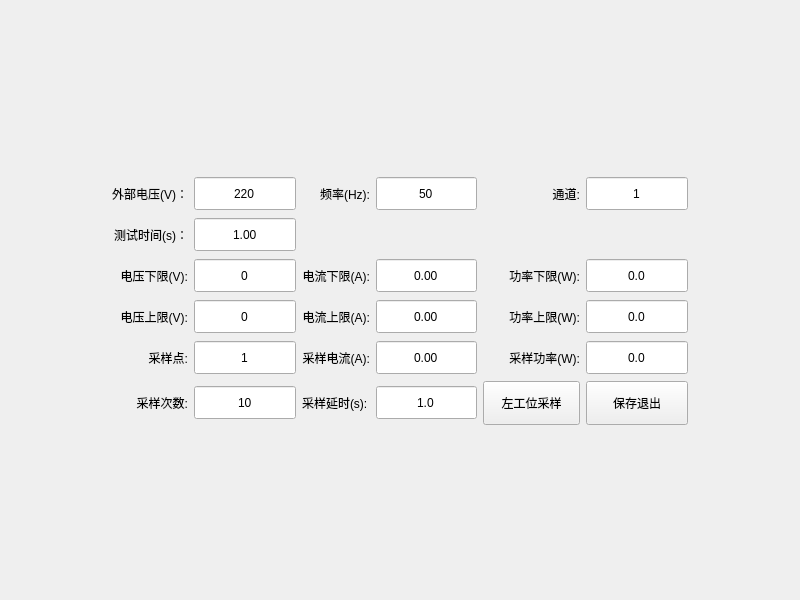
Before: the Qt Designer form PageLck.ui in bloglink/aip-tester, drawn with Qt 5.
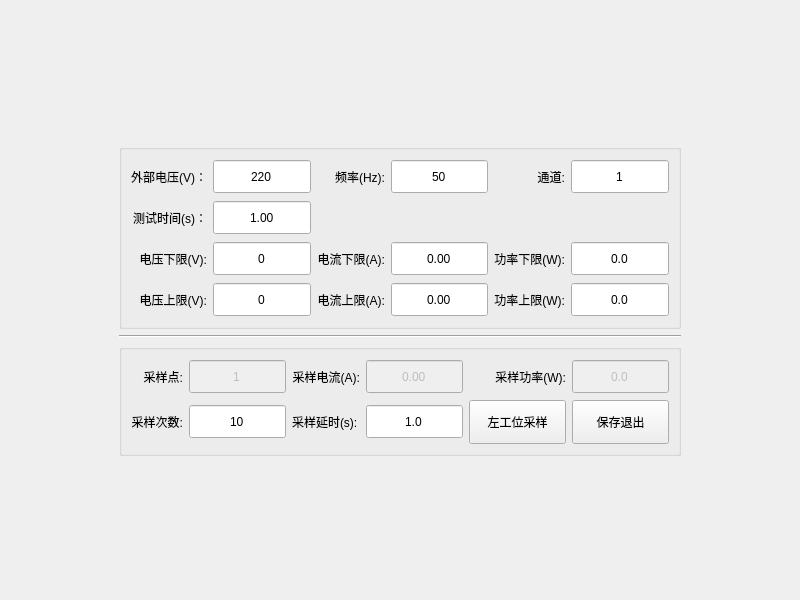
After: the same form once the commit is applied.

The edit to the form file:
```diff
--- a/PageLck.ui
+++ b/PageLck.ui
@@ -14,20 +14,7 @@
    <string>Form</string>
   </property>
   <layout class="QGridLayout" name="gridLayout">
-   <item row="0" column="1" colspan="6">
-    <spacer name="verticalSpacer">
-     <property name="orientation">
-      <enum>Qt::Vertical</enum>
-     </property>
-     <property name="sizeHint" stdset="0">
-      <size>
-       <width>551</width>
-       <height>111</height>
-      </size>
-     </property>
-    </spacer>
-   </item>
-   <item row="8" column="1" colspan="6">
+   <item row="5" column="1" colspan="2">
     <spacer name="verticalSpacer_2">
      <property name="orientation">
       <enum>Qt::Vertical</enum>
@@ -40,207 +27,13 @@
      </property>
     </spacer>
    </item>
-   <item row="1" column="5">
-    <widget class="QLabel" name="label_grade_9">
-     <property name="text">
-      <string>通道:</string>
+   <item row="2" column="1" colspan="2">
+    <widget class="QGroupBox" name="groupBox_2">
+     <property name="title">
+      <string/>
      </property>
-     <property name="alignment">
-      <set>Qt::AlignRight|Qt::AlignTrailing|Qt::AlignVCenter</set>
-     </property>
-    </widget>
-   </item>
-   <item row="6" column="1">
-    <widget class="QLabel" name="label_cycle">
-     <property name="text">
-      <string>采样点:</string>
-     </property>
-     <property name="alignment">
-      <set>Qt::AlignRight|Qt::AlignTrailing|Qt::AlignVCenter</set>
-     </property>
-    </widget>
-   </item>
-   <item row="1" column="4">
-    <widget class="QDoubleSpinBox" name="doubleSpinBox">
-     <property name="minimumSize">
-      <size>
-       <width>97</width>
-       <height>35</height>
-      </size>
-     </property>
-     <property name="focusPolicy">
-      <enum>Qt::ClickFocus</enum>
-     </property>
-     <property name="alignment">
-      <set>Qt::AlignCenter</set>
-     </property>
-     <property name="buttonSymbols">
-      <enum>QAbstractSpinBox::NoButtons</enum>
-     </property>
-     <property name="decimals">
-      <number>0</number>
-     </property>
-     <property name="minimum">
-      <double>50.000000000000000</double>
-     </property>
-     <property name="value">
-      <double>50.000000000000000</double>
-     </property>
-    </widget>
-   </item>
-   <item row="6" column="5">
-    <widget class="QLabel" name="label_pwr">
-     <property name="text">
-      <string>采样功率(W):</string>
-     </property>
-     <property name="alignment">
-      <set>Qt::AlignRight|Qt::AlignTrailing|Qt::AlignVCenter</set>
-     </property>
-    </widget>
-   </item>
-   <item row="6" column="4">
-    <widget class="QDoubleSpinBox" name="BoxCurr">
-     <property name="sizePolicy">
-      <sizepolicy hsizetype="Expanding" vsizetype="Fixed">
-       <horstretch>0</horstretch>
-       <verstretch>0</verstretch>
-      </sizepolicy>
-     </property>
-     <property name="minimumSize">
-      <size>
-       <width>97</width>
-       <height>35</height>
-      </size>
-     </property>
-     <property name="focusPolicy">
-      <enum>Qt::ClickFocus</enum>
-     </property>
-     <property name="alignment">
-      <set>Qt::AlignCenter</set>
-     </property>
-     <property name="buttonSymbols">
-      <enum>QAbstractSpinBox::NoButtons</enum>
-     </property>
-     <property name="decimals">
-      <number>2</number>
-     </property>
-     <property name="minimum">
-      <double>0.000000000000000</double>
-     </property>
-     <property name="maximum">
-      <double>5.000000000000000</double>
-     </property>
-    </widget>
-   </item>
-   <item row="1" column="6">
-    <widget class="QDoubleSpinBox" name="BoxGrade">
-     <property name="sizePolicy">
-      <sizepolicy hsizetype="Expanding" vsizetype="Fixed">
-       <horstretch>0</horstretch>
-       <verstretch>0</verstretch>
-      </sizepolicy>
-     </property>
-     <property name="minimumSize">
-      <size>
-       <width>97</width>
-       <height>35</height>
-      </size>
-     </property>
-     <property name="focusPolicy">
-      <enum>Qt::ClickFocus</enum>
-     </property>
-     <property name="alignment">
-      <set>Qt::AlignCenter</set>
-     </property>
-     <property name="buttonSymbols">
-      <enum>QAbstractSpinBox::NoButtons</enum>
-     </property>
-     <property name="decimals">
-      <number>0</number>
-     </property>
-     <property name="minimum">
-      <double>1.000000000000000</double>
-     </property>
-     <property name="maximum">
-      <double>6.000000000000000</double>
-     </property>
-    </widget>
-   </item>
-   <item row="6" column="6">
-    <widget class="QDoubleSpinBox" name="BoxPower">
-     <property name="sizePolicy">
-      <sizepolicy hsizetype="Expanding" vsizetype="Fixed">
-       <horstretch>0</horstretch>
-       <verstretch>0</verstretch>
-      </sizepolicy>
-     </property>
-     <property name="minimumSize">
-      <size>
-       <width>97</width>
-       <height>35</height>
-      </size>
-     </property>
-     <property name="focusPolicy">
-      <enum>Qt::ClickFocus</enum>
-     </property>
-     <property name="alignment">
-      <set>Qt::AlignCenter</set>
-     </property>
-     <property name="buttonSymbols">
-      <enum>QAbstractSpinBox::NoButtons</enum>
-     </property>
-     <property name="decimals">
-      <number>1</number>
-     </property>
-     <property name="minimum">
-      <double>0.000000000000000</double>
-     </property>
-     <property name="maximum">
-      <double>1275.000000000000000</double>
-     </property>
-     <property name="value">
-      <double>0.000000000000000</double>
-     </property>
-    </widget>
-   </item>
-   <item row="2" column="2">
-    <widget class="QDoubleSpinBox" name="BoxTime">
-     <property name="sizePolicy">
-      <sizepolicy hsizetype="Expanding" vsizetype="Fixed">
-       <horstretch>0</horstretch>
-       <verstretch>0</verstretch>
-      </sizepolicy>
-     </property>
-     <property name="minimumSize">
-      <size>
-       <width>97</width>
-       <height>35</height>
-      </size>
-     </property>
-     <property name="focusPolicy">
-      <enum>Qt::ClickFocus</enum>
-     </property>
-     <property name="alignment">
-      <set>Qt::AlignCenter</set>
-     </property>
-     <property name="buttonSymbols">
-      <enum>QAbstractSpinBox::NoButtons</enum>
-     </property>
-     <property name="decimals">
-      <number>2</number>
-     </property>
-     <property name="minimum">
-      <double>0.000000000000000</double>
-     </property>
-     <property name="maximum">
-      <double>2000.000000000000000</double>
-     </property>
-     <property name="value">
-      <double>1.000000000000000</double>
-     </property>
-    </widget>
-   </item>
-   <item row="1" column="1">
+     <layout class="QGridLayout" name="gridLayout_3">
+      <item row="0" column="0">
     <widget class="QLabel" name="label_grade_8">
      <property name="text">
       <string>外部电压(V)：</string>
@@ -250,61 +43,7 @@
      </property>
     </widget>
    </item>
-   <item row="6" column="3">
-    <widget class="QLabel" name="label_current">
-     <property name="text">
-      <string>采样电流(A):</string>
-     </property>
-     <property name="alignment">
-      <set>Qt::AlignRight|Qt::AlignTrailing|Qt::AlignVCenter</set>
-     </property>
-    </widget>
-   </item>
-   <item row="6" column="2">
-    <widget class="QDoubleSpinBox" name="BoxFreq">
-     <property name="sizePolicy">
-      <sizepolicy hsizetype="Expanding" vsizetype="Fixed">
-       <horstretch>0</horstretch>
-       <verstretch>0</verstretch>
-      </sizepolicy>
-     </property>
-     <property name="minimumSize">
-      <size>
-       <width>97</width>
-       <height>35</height>
-      </size>
-     </property>
-     <property name="focusPolicy">
-      <enum>Qt::ClickFocus</enum>
-     </property>
-     <property name="alignment">
-      <set>Qt::AlignCenter</set>
-     </property>
-     <property name="buttonSymbols">
-      <enum>QAbstractSpinBox::NoButtons</enum>
-     </property>
-     <property name="decimals">
-      <number>0</number>
-     </property>
-     <property name="value">
-      <double>1.000000000000000</double>
-     </property>
-    </widget>
-   </item>
-   <item row="7" column="6">
-    <widget class="QPushButton" name="BtnExit">
-     <property name="minimumSize">
-      <size>
-       <width>97</width>
-       <height>44</height>
-      </size>
-     </property>
-     <property name="text">
-      <string>保存退出</string>
-     </property>
-    </widget>
-   </item>
-   <item row="1" column="2">
+      <item row="0" column="1">
     <widget class="QDoubleSpinBox" name="BoxVolt">
      <property name="sizePolicy">
       <sizepolicy hsizetype="Expanding" vsizetype="Fixed">
@@ -341,7 +80,7 @@
      </property>
     </widget>
    </item>
-   <item row="1" column="3">
+      <item row="0" column="2">
     <widget class="QLabel" name="label_7">
      <property name="text">
       <string>频率(Hz):</string>
@@ -351,7 +90,79 @@
      </property>
     </widget>
    </item>
-   <item row="2" column="1">
+      <item row="0" column="3">
+       <widget class="QDoubleSpinBox" name="doubleSpinBox">
+        <property name="minimumSize">
+         <size>
+          <width>97</width>
+          <height>35</height>
+         </size>
+        </property>
+        <property name="focusPolicy">
+         <enum>Qt::ClickFocus</enum>
+        </property>
+        <property name="alignment">
+         <set>Qt::AlignCenter</set>
+        </property>
+        <property name="buttonSymbols">
+         <enum>QAbstractSpinBox::NoButtons</enum>
+        </property>
+        <property name="decimals">
+         <number>0</number>
+        </property>
+        <property name="minimum">
+         <double>50.000000000000000</double>
+        </property>
+        <property name="value">
+         <double>50.000000000000000</double>
+        </property>
+       </widget>
+      </item>
+      <item row="0" column="4">
+       <widget class="QLabel" name="label_grade_9">
+        <property name="text">
+         <string>通道:</string>
+        </property>
+        <property name="alignment">
+         <set>Qt::AlignRight|Qt::AlignTrailing|Qt::AlignVCenter</set>
+        </property>
+       </widget>
+      </item>
+      <item row="0" column="5">
+       <widget class="QDoubleSpinBox" name="BoxGrade">
+        <property name="sizePolicy">
+         <sizepolicy hsizetype="Expanding" vsizetype="Fixed">
+          <horstretch>0</horstretch>
+          <verstretch>0</verstretch>
+         </sizepolicy>
+        </property>
+        <property name="minimumSize">
+         <size>
+          <width>97</width>
+          <height>35</height>
+         </size>
+        </property>
+        <property name="focusPolicy">
+         <enum>Qt::ClickFocus</enum>
+        </property>
+        <property name="alignment">
+         <set>Qt::AlignCenter</set>
+        </property>
+        <property name="buttonSymbols">
+         <enum>QAbstractSpinBox::NoButtons</enum>
+        </property>
+        <property name="decimals">
+         <number>0</number>
+        </property>
+        <property name="minimum">
+         <double>1.000000000000000</double>
+        </property>
+        <property name="maximum">
+         <double>6.000000000000000</double>
+        </property>
+       </widget>
+      </item>
+      <item row="1" column="0">
     <widget class="QLabel" name="label_grade_10">
      <property name="text">
       <string>测试时间(s)：</string>
@@ -361,57 +172,14 @@
      </property>
     </widget>
    </item>
-   <item row="3" column="0">
-    <spacer name="horizontalSpacer">
-     <property name="orientation">
-      <enum>Qt::Horizontal</enum>
-     </property>
-     <property name="sizeHint" stdset="0">
-      <size>
-       <width>40</width>
-       <height>20</height>
-      </size>
-     </property>
-    </spacer>
-   </item>
-   <item row="3" column="7">
-    <spacer name="horizontalSpacer_2">
-     <property name="orientation">
-      <enum>Qt::Horizontal</enum>
-     </property>
-     <property name="sizeHint" stdset="0">
-      <size>
-       <width>40</width>
-       <height>20</height>
-      </size>
-     </property>
-    </spacer>
-   </item>
-   <item row="7" column="5">
-    <widget class="QPushButton" name="BtnSample">
-     <property name="minimumSize">
-      <size>
-       <width>97</width>
-       <height>44</height>
-      </size>
-     </property>
-     <property name="text">
-      <string>左工位采样</string>
-     </property>
-    </widget>
-   </item>
-   <item row="7" column="1">
-    <widget class="QLabel" name="label_8">
-     <property name="text">
-      <string>采样次数:</string>
-     </property>
-     <property name="alignment">
-      <set>Qt::AlignRight|Qt::AlignTrailing|Qt::AlignVCenter</set>
-     </property>
-    </widget>
-   </item>
-   <item row="7" column="2">
-    <widget class="QDoubleSpinBox" name="BoxSampleTimes">
+      <item row="1" column="1">
+       <widget class="QDoubleSpinBox" name="BoxTime">
+        <property name="sizePolicy">
+         <sizepolicy hsizetype="Expanding" vsizetype="Fixed">
+          <horstretch>0</horstretch>
+          <verstretch>0</verstretch>
+         </sizepolicy>
+        </property>
      <property name="minimumSize">
       <size>
        <width>97</width>
@@ -428,111 +196,20 @@
       <enum>QAbstractSpinBox::NoButtons</enum>
      </property>
      <property name="decimals">
-      <number>0</number>
+         <number>2</number>
      </property>
      <property name="minimum">
-      <double>10.000000000000000</double>
-     </property>
-     <property name="value">
-      <double>10.000000000000000</double>
-     </property>
-    </widget>
-   </item>
-   <item row="7" column="3">
-    <widget class="QLabel" name="label_9">
-     <property name="text">
-      <string>采样延时(s):</string>
-     </property>
-    </widget>
-   </item>
-   <item row="7" column="4">
-    <widget class="QDoubleSpinBox" name="BoxSampleDelay">
-     <property name="minimumSize">
-      <size>
-       <width>97</width>
-       <height>35</height>
-      </size>
-     </property>
-     <property name="focusPolicy">
-      <enum>Qt::ClickFocus</enum>
-     </property>
-     <property name="alignment">
-      <set>Qt::AlignCenter</set>
-     </property>
-     <property name="buttonSymbols">
-      <enum>QAbstractSpinBox::NoButtons</enum>
-     </property>
-     <property name="decimals">
-      <number>1</number>
+         <double>0.000000000000000</double>
+        </property>
+        <property name="maximum">
+         <double>2000.000000000000000</double>
      </property>
      <property name="value">
       <double>1.000000000000000</double>
      </property>
     </widget>
    </item>
-   <item row="3" column="2">
-    <widget class="QDoubleSpinBox" name="BoxVoltMin">
-     <property name="sizePolicy">
-      <sizepolicy hsizetype="Expanding" vsizetype="Fixed">
-       <horstretch>0</horstretch>
-       <verstretch>0</verstretch>
-      </sizepolicy>
-     </property>
-     <property name="minimumSize">
-      <size>
-       <width>97</width>
-       <height>35</height>
-      </size>
-     </property>
-     <property name="focusPolicy">
-      <enum>Qt::ClickFocus</enum>
-     </property>
-     <property name="alignment">
-      <set>Qt::AlignCenter</set>
-     </property>
-     <property name="buttonSymbols">
-      <enum>QAbstractSpinBox::NoButtons</enum>
-     </property>
-     <property name="decimals">
-      <number>0</number>
-     </property>
-     <property name="maximum">
-      <double>255.000000000000000</double>
-     </property>
-    </widget>
-   </item>
-   <item row="4" column="2">
-    <widget class="QDoubleSpinBox" name="BoxVoltMax">
-     <property name="sizePolicy">
-      <sizepolicy hsizetype="Expanding" vsizetype="Fixed">
-       <horstretch>0</horstretch>
-       <verstretch>0</verstretch>
-      </sizepolicy>
-     </property>
-     <property name="minimumSize">
-      <size>
-       <width>97</width>
-       <height>35</height>
-      </size>
-     </property>
-     <property name="focusPolicy">
-      <enum>Qt::ClickFocus</enum>
-     </property>
-     <property name="alignment">
-      <set>Qt::AlignCenter</set>
-     </property>
-     <property name="buttonSymbols">
-      <enum>QAbstractSpinBox::NoButtons</enum>
-     </property>
-     <property name="decimals">
-      <number>0</number>
-     </property>
-     <property name="maximum">
-      <double>255.000000000000000</double>
-     </property>
-    </widget>
-   </item>
-   <item row="3" column="1">
+      <item row="2" column="0">
     <widget class="QLabel" name="label_2">
      <property name="text">
       <string>电压下限(V):</string>
@@ -542,17 +219,38 @@
      </property>
     </widget>
    </item>
-   <item row="4" column="1">
-    <widget class="QLabel" name="label">
-     <property name="text">
-      <string>电压上限(V):</string>
+      <item row="2" column="1">
+       <widget class="QDoubleSpinBox" name="BoxVoltMin">
+        <property name="sizePolicy">
+         <sizepolicy hsizetype="Expanding" vsizetype="Fixed">
+          <horstretch>0</horstretch>
+          <verstretch>0</verstretch>
+         </sizepolicy>
+        </property>
+        <property name="minimumSize">
+         <size>
+          <width>97</width>
+          <height>35</height>
+         </size>
+        </property>
+        <property name="focusPolicy">
+         <enum>Qt::ClickFocus</enum>
      </property>
      <property name="alignment">
-      <set>Qt::AlignRight|Qt::AlignTrailing|Qt::AlignVCenter</set>
+         <set>Qt::AlignCenter</set>
+        </property>
+        <property name="buttonSymbols">
+         <enum>QAbstractSpinBox::NoButtons</enum>
+        </property>
+        <property name="decimals">
+         <number>0</number>
+        </property>
+        <property name="maximum">
+         <double>255.000000000000000</double>
      </property>
     </widget>
    </item>
-   <item row="3" column="3">
+      <item row="2" column="2">
     <widget class="QLabel" name="label_4">
      <property name="text">
       <string>电流下限(A):</string>
@@ -562,7 +260,7 @@
      </property>
     </widget>
    </item>
-   <item row="3" column="4">
+      <item row="2" column="3">
     <widget class="QDoubleSpinBox" name="BoxCurrMin">
      <property name="sizePolicy">
       <sizepolicy hsizetype="Expanding" vsizetype="Fixed">
@@ -596,51 +294,7 @@
      </property>
     </widget>
    </item>
-   <item row="4" column="3">
-    <widget class="QLabel" name="label_3">
-     <property name="text">
-      <string>电流上限(A):</string>
-     </property>
-     <property name="alignment">
-      <set>Qt::AlignRight|Qt::AlignTrailing|Qt::AlignVCenter</set>
-     </property>
-    </widget>
-   </item>
-   <item row="4" column="4">
-    <widget class="QDoubleSpinBox" name="BoxCurrMax">
-     <property name="sizePolicy">
-      <sizepolicy hsizetype="Expanding" vsizetype="Fixed">
-       <horstretch>0</horstretch>
-       <verstretch>0</verstretch>
-      </sizepolicy>
-     </property>
-     <property name="minimumSize">
-      <size>
-       <width>97</width>
-       <height>35</height>
-      </size>
-     </property>
-     <property name="focusPolicy">
-      <enum>Qt::ClickFocus</enum>
-     </property>
-     <property name="alignment">
-      <set>Qt::AlignCenter</set>
-     </property>
-     <property name="buttonSymbols">
-      <enum>QAbstractSpinBox::NoButtons</enum>
-     </property>
-     <property name="decimals">
-      <number>2</number>
-     </property>
-     <property name="minimum">
-      <double>0.000000000000000</double>
-     </property>
-     <property name="maximum">
-      <double>5.000000000000000</double>
-     </property>
-    </widget>
-   </item>
-   <item row="3" column="5">
+      <item row="2" column="4">
     <widget class="QLabel" name="label_6">
      <property name="text">
       <string>功率下限(W):</string>
@@ -650,7 +304,7 @@
      </property>
     </widget>
    </item>
-   <item row="3" column="6">
+      <item row="2" column="5">
     <widget class="QDoubleSpinBox" name="BoxPowerMin">
      <property name="sizePolicy">
       <sizepolicy hsizetype="Expanding" vsizetype="Fixed">
@@ -687,7 +341,92 @@
      </property>
     </widget>
    </item>
-   <item row="4" column="5">
+      <item row="3" column="0">
+       <widget class="QLabel" name="label">
+        <property name="text">
+         <string>电压上限(V):</string>
+        </property>
+        <property name="alignment">
+         <set>Qt::AlignRight|Qt::AlignTrailing|Qt::AlignVCenter</set>
+        </property>
+       </widget>
+      </item>
+      <item row="3" column="1">
+       <widget class="QDoubleSpinBox" name="BoxVoltMax">
+        <property name="sizePolicy">
+         <sizepolicy hsizetype="Expanding" vsizetype="Fixed">
+          <horstretch>0</horstretch>
+          <verstretch>0</verstretch>
+         </sizepolicy>
+        </property>
+        <property name="minimumSize">
+         <size>
+          <width>97</width>
+          <height>35</height>
+         </size>
+        </property>
+        <property name="focusPolicy">
+         <enum>Qt::ClickFocus</enum>
+        </property>
+        <property name="alignment">
+         <set>Qt::AlignCenter</set>
+        </property>
+        <property name="buttonSymbols">
+         <enum>QAbstractSpinBox::NoButtons</enum>
+        </property>
+        <property name="decimals">
+         <number>0</number>
+        </property>
+        <property name="maximum">
+         <double>255.000000000000000</double>
+        </property>
+       </widget>
+      </item>
+      <item row="3" column="2">
+       <widget class="QLabel" name="label_3">
+        <property name="text">
+         <string>电流上限(A):</string>
+        </property>
+        <property name="alignment">
+         <set>Qt::AlignRight|Qt::AlignTrailing|Qt::AlignVCenter</set>
+        </property>
+       </widget>
+      </item>
+      <item row="3" column="3">
+       <widget class="QDoubleSpinBox" name="BoxCurrMax">
+        <property name="sizePolicy">
+         <sizepolicy hsizetype="Expanding" vsizetype="Fixed">
+          <horstretch>0</horstretch>
+          <verstretch>0</verstretch>
+         </sizepolicy>
+        </property>
+        <property name="minimumSize">
+         <size>
+          <width>97</width>
+          <height>35</height>
+         </size>
+        </property>
+        <property name="focusPolicy">
+         <enum>Qt::ClickFocus</enum>
+        </property>
+        <property name="alignment">
+         <set>Qt::AlignCenter</set>
+        </property>
+        <property name="buttonSymbols">
+         <enum>QAbstractSpinBox::NoButtons</enum>
+        </property>
+        <property name="decimals">
+         <number>2</number>
+        </property>
+        <property name="minimum">
+         <double>0.000000000000000</double>
+        </property>
+        <property name="maximum">
+         <double>5.000000000000000</double>
+        </property>
+       </widget>
+      </item>
+      <item row="3" column="4">
     <widget class="QLabel" name="label_5">
      <property name="text">
       <string>功率上限(W):</string>
@@ -697,7 +436,7 @@
      </property>
     </widget>
    </item>
-   <item row="4" column="6">
+      <item row="3" column="5">
     <widget class="QDoubleSpinBox" name="BoxPowerMax">
      <property name="sizePolicy">
       <sizepolicy hsizetype="Expanding" vsizetype="Fixed">
@@ -733,6 +472,301 @@
       <double>0.000000000000000</double>
      </property>
     </widget>
+      </item>
+     </layout>
+    </widget>
+   </item>
+   <item row="3" column="1" colspan="2">
+    <widget class="Line" name="line">
+     <property name="orientation">
+      <enum>Qt::Horizontal</enum>
+     </property>
+    </widget>
+   </item>
+   <item row="0" column="1" colspan="2">
+    <spacer name="verticalSpacer">
+     <property name="orientation">
+      <enum>Qt::Vertical</enum>
+     </property>
+     <property name="sizeHint" stdset="0">
+      <size>
+       <width>551</width>
+       <height>111</height>
+      </size>
+     </property>
+    </spacer>
+   </item>
+   <item row="4" column="1" colspan="2">
+    <widget class="QGroupBox" name="groupBox">
+     <property name="title">
+      <string/>
+     </property>
+     <layout class="QGridLayout" name="gridLayout_2">
+      <item row="0" column="0">
+       <widget class="QLabel" name="label_cycle">
+        <property name="text">
+         <string>采样点:</string>
+        </property>
+        <property name="alignment">
+         <set>Qt::AlignRight|Qt::AlignTrailing|Qt::AlignVCenter</set>
+        </property>
+       </widget>
+      </item>
+      <item row="0" column="1">
+       <widget class="QDoubleSpinBox" name="BoxFreq">
+        <property name="enabled">
+         <bool>false</bool>
+        </property>
+        <property name="sizePolicy">
+         <sizepolicy hsizetype="Expanding" vsizetype="Fixed">
+          <horstretch>0</horstretch>
+          <verstretch>0</verstretch>
+         </sizepolicy>
+        </property>
+        <property name="minimumSize">
+         <size>
+          <width>97</width>
+          <height>35</height>
+         </size>
+        </property>
+        <property name="focusPolicy">
+         <enum>Qt::ClickFocus</enum>
+        </property>
+        <property name="alignment">
+         <set>Qt::AlignCenter</set>
+        </property>
+        <property name="buttonSymbols">
+         <enum>QAbstractSpinBox::NoButtons</enum>
+        </property>
+        <property name="decimals">
+         <number>0</number>
+        </property>
+        <property name="value">
+         <double>1.000000000000000</double>
+        </property>
+       </widget>
+      </item>
+      <item row="0" column="2">
+       <widget class="QLabel" name="label_current">
+        <property name="text">
+         <string>采样电流(A):</string>
+        </property>
+        <property name="alignment">
+         <set>Qt::AlignRight|Qt::AlignTrailing|Qt::AlignVCenter</set>
+        </property>
+       </widget>
+      </item>
+      <item row="0" column="3">
+       <widget class="QDoubleSpinBox" name="BoxCurr">
+        <property name="enabled">
+         <bool>false</bool>
+        </property>
+        <property name="sizePolicy">
+         <sizepolicy hsizetype="Expanding" vsizetype="Fixed">
+          <horstretch>0</horstretch>
+          <verstretch>0</verstretch>
+         </sizepolicy>
+        </property>
+        <property name="minimumSize">
+         <size>
+          <width>97</width>
+          <height>35</height>
+         </size>
+        </property>
+        <property name="focusPolicy">
+         <enum>Qt::ClickFocus</enum>
+        </property>
+        <property name="alignment">
+         <set>Qt::AlignCenter</set>
+        </property>
+        <property name="buttonSymbols">
+         <enum>QAbstractSpinBox::NoButtons</enum>
+        </property>
+        <property name="decimals">
+         <number>2</number>
+        </property>
+        <property name="minimum">
+         <double>0.000000000000000</double>
+        </property>
+        <property name="maximum">
+         <double>5.000000000000000</double>
+        </property>
+       </widget>
+      </item>
+      <item row="0" column="4">
+       <widget class="QLabel" name="label_pwr">
+        <property name="text">
+         <string>采样功率(W):</string>
+        </property>
+        <property name="alignment">
+         <set>Qt::AlignRight|Qt::AlignTrailing|Qt::AlignVCenter</set>
+        </property>
+       </widget>
+      </item>
+      <item row="0" column="5">
+       <widget class="QDoubleSpinBox" name="BoxPower">
+        <property name="enabled">
+         <bool>false</bool>
+        </property>
+        <property name="sizePolicy">
+         <sizepolicy hsizetype="Expanding" vsizetype="Fixed">
+          <horstretch>0</horstretch>
+          <verstretch>0</verstretch>
+         </sizepolicy>
+        </property>
+        <property name="minimumSize">
+         <size>
+          <width>97</width>
+          <height>35</height>
+         </size>
+        </property>
+        <property name="focusPolicy">
+         <enum>Qt::ClickFocus</enum>
+        </property>
+        <property name="alignment">
+         <set>Qt::AlignCenter</set>
+        </property>
+        <property name="buttonSymbols">
+         <enum>QAbstractSpinBox::NoButtons</enum>
+        </property>
+        <property name="decimals">
+         <number>1</number>
+        </property>
+        <property name="minimum">
+         <double>0.000000000000000</double>
+        </property>
+        <property name="maximum">
+         <double>1275.000000000000000</double>
+        </property>
+        <property name="value">
+         <double>0.000000000000000</double>
+        </property>
+       </widget>
+      </item>
+      <item row="1" column="0">
+       <widget class="QLabel" name="label_8">
+        <property name="text">
+         <string>采样次数:</string>
+        </property>
+        <property name="alignment">
+         <set>Qt::AlignRight|Qt::AlignTrailing|Qt::AlignVCenter</set>
+        </property>
+       </widget>
+      </item>
+      <item row="1" column="1">
+       <widget class="QDoubleSpinBox" name="BoxSampleTimes">
+        <property name="minimumSize">
+         <size>
+          <width>97</width>
+          <height>35</height>
+         </size>
+        </property>
+        <property name="focusPolicy">
+         <enum>Qt::ClickFocus</enum>
+        </property>
+        <property name="alignment">
+         <set>Qt::AlignCenter</set>
+        </property>
+        <property name="buttonSymbols">
+         <enum>QAbstractSpinBox::NoButtons</enum>
+        </property>
+        <property name="decimals">
+         <number>0</number>
+        </property>
+        <property name="minimum">
+         <double>10.000000000000000</double>
+        </property>
+        <property name="value">
+         <double>10.000000000000000</double>
+        </property>
+       </widget>
+      </item>
+      <item row="1" column="2">
+       <widget class="QLabel" name="label_9">
+        <property name="text">
+         <string>采样延时(s):</string>
+        </property>
+       </widget>
+      </item>
+      <item row="1" column="3">
+       <widget class="QDoubleSpinBox" name="BoxSampleDelay">
+        <property name="minimumSize">
+         <size>
+          <width>97</width>
+          <height>35</height>
+         </size>
+        </property>
+        <property name="focusPolicy">
+         <enum>Qt::ClickFocus</enum>
+        </property>
+        <property name="alignment">
+         <set>Qt::AlignCenter</set>
+        </property>
+        <property name="buttonSymbols">
+         <enum>QAbstractSpinBox::NoButtons</enum>
+        </property>
+        <property name="decimals">
+         <number>1</number>
+        </property>
+        <property name="value">
+         <double>1.000000000000000</double>
+        </property>
+       </widget>
+      </item>
+      <item row="1" column="4">
+       <widget class="QPushButton" name="BtnSample">
+        <property name="minimumSize">
+         <size>
+          <width>97</width>
+          <height>44</height>
+         </size>
+        </property>
+        <property name="text">
+         <string>左工位采样</string>
+        </property>
+       </widget>
+      </item>
+      <item row="1" column="5">
+       <widget class="QPushButton" name="BtnExit">
+        <property name="minimumSize">
+         <size>
+          <width>97</width>
+          <height>44</height>
+         </size>
+        </property>
+        <property name="text">
+         <string>保存退出</string>
+        </property>
+       </widget>
+      </item>
+     </layout>
+    </widget>
+   </item>
+   <item row="2" column="0">
+    <spacer name="horizontalSpacer">
+     <property name="orientation">
+      <enum>Qt::Horizontal</enum>
+     </property>
+     <property name="sizeHint" stdset="0">
+      <size>
+       <width>40</width>
+       <height>20</height>
+      </size>
+     </property>
+    </spacer>
+   </item>
+   <item row="2" column="3">
+    <spacer name="horizontalSpacer_2">
+     <property name="orientation">
+      <enum>Qt::Horizontal</enum>
+     </property>
+     <property name="sizeHint" stdset="0">
+      <size>
+       <width>40</width>
+       <height>20</height>
+      </size>
+     </property>
+    </spacer>
    </item>
   </layout>
  </widget>
```
Lines whose indentation alone changed are shown as unchanged.
